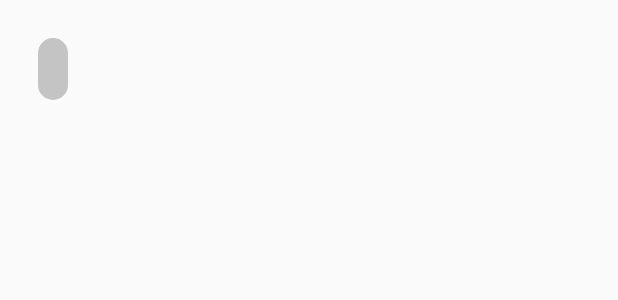
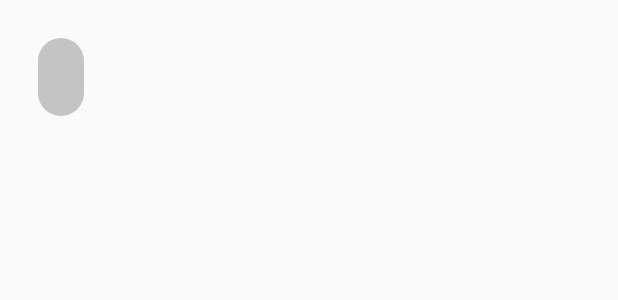
Before and after one commit to EthanJ2000/chat.io, an Android app: the layout chatbubble_received.xml on its own in the app's theme, with its tools: preview values and no code run, on a phone screen of 412 x 824 dp. Shown: the top 300 px of the screen. Run offline under Robolectric (Android 15) with nearby library versions, the phone set to English and light mode, and no system bars.

Commit message:
First commit

```diff
--- a/app/src/main/res/drawable/received_bubble.xml
+++ b/app/src/main/res/drawable/received_bubble.xml
@@ -4,7 +4,7 @@
         <shape android:shape="rectangle">
             <solid android:color="#C4C4C4"/>
             <stroke android:width="1dp" android:color="#C4C4C4"/>
-            <corners android:radius="100dp"/>
+            <corners android:radius="60dp"/>
 
         </shape>
     </item>
--- a/app/src/main/res/layout/activity_chat.xml
+++ b/app/src/main/res/layout/activity_chat.xml
@@ -100,7 +100,8 @@
             android:layout_height="520dp"
             android:layout_gravity="right"
             android:layout_marginTop="10dp"
-            android:foregroundGravity="right" />
+            android:foregroundGravity="right"
+            />
 
 
         <RelativeLayout
--- a/app/src/main/res/layout/chatbubble_received.xml
+++ b/app/src/main/res/layout/chatbubble_received.xml
@@ -10,18 +10,20 @@
 
     <TextView
         android:id="@+id/receivedMessage"
+        android:autoSizeTextType="uniform"
         android:layout_alignParentLeft="true"
         android:layout_width="wrap_content"
+        android:maxWidth="200dp"
         android:layout_height="wrap_content"
         android:layout_marginBottom="10dp"
         android:layout_marginStart="25dp"
         android:layout_marginEnd="25dp"
         android:textColor="#fff"
         android:textSize="15sp"
-        android:padding="10dp"
+        android:padding="15dp"
         android:paddingLeft="25dp"
         android:paddingRight="25dp"
-        android:gravity="center|left"
+        android:gravity="center"
         android:background="@drawable/received_bubble"/>
 
 
--- a/app/src/main/res/layout/chatbubble_sent.xml
+++ b/app/src/main/res/layout/chatbubble_sent.xml
@@ -7,9 +7,9 @@
     android:layout_marginBottom="20dp"
     >
 
-
     <TextView
         android:id="@+id/sentMessage"
+        android:autoSizeTextType="uniform"
         android:layout_alignParentRight="true"
         android:layout_width="wrap_content"
         android:maxWidth="200dp"
@@ -19,7 +19,7 @@
         android:layout_marginEnd="25dp"
         android:textColor="#fff"
         android:textSize="15sp"
-        android:padding="13dp"
+        android:padding="15dp"
         android:paddingLeft="25dp"
         android:paddingRight="25dp"
         android:gravity="center"
@@ -28,5 +28,4 @@
 
 
 
-
 </RelativeLayout>
```
